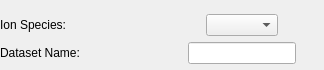
This is py_particle_processor_qt/gui/species_prompt.ui in DanielWinklehner/py_particle_processor as Qt 5 draws it before an edit. The edited form follows.
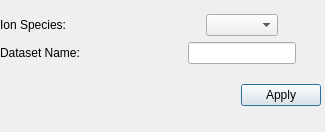
This is the edited form.

```diff
--- a/py_particle_processor_qt/gui/species_prompt.ui
+++ b/py_particle_processor_qt/gui/species_prompt.ui
@@ -6,8 +6,8 @@
    <rect>
     <x>0</x>
     <y>0</y>
-    <width>324</width>
-    <height>70</height>
+    <width>325</width>
+    <height>132</height>
    </rect>
   </property>
   <property name="focusPolicy">
```
Left out of the diff: 2 changed lines with no effect on the pictures.
